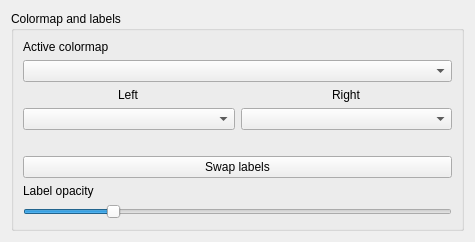
The window that arthropod_describer/label_editor/ui/colormap_widget.ui (mrazr/maphis) describes before a commit, drawn with Qt 5.
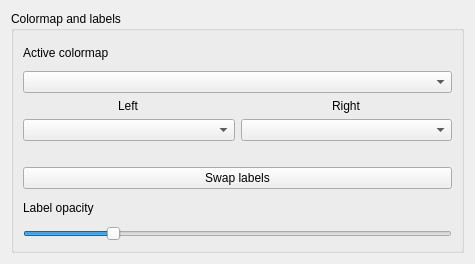
The same window after the commit.

Diff of the .ui file:
```diff
--- a/arthropod_describer/label_editor/ui/colormap_widget.ui
+++ b/arthropod_describer/label_editor/ui/colormap_widget.ui
@@ -7,7 +7,7 @@
     <x>0</x>
     <y>0</y>
     <width>475</width>
-    <height>220</height>
+    <height>264</height>
    </rect>
   </property>
   <property name="windowTitle">
```
